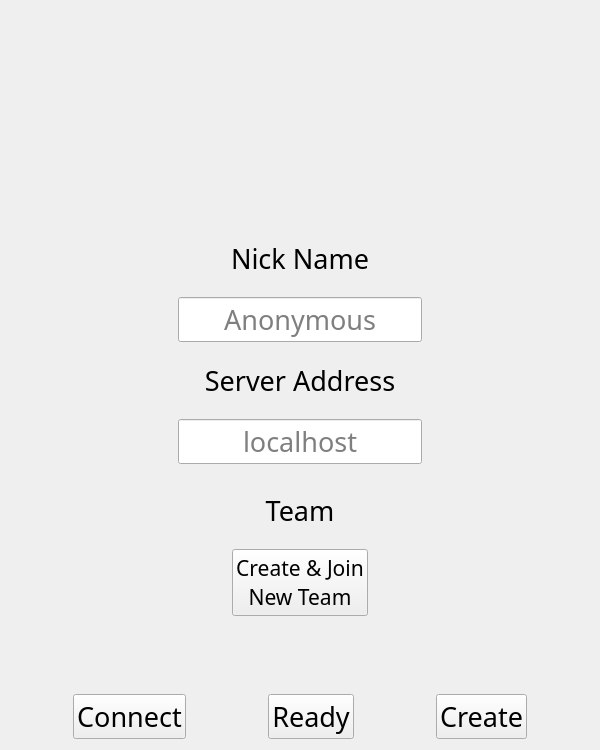
Above: src/startWindow/startWindow.ui from Generals-OI/Generals.OI before the change. Below: the same form after it.
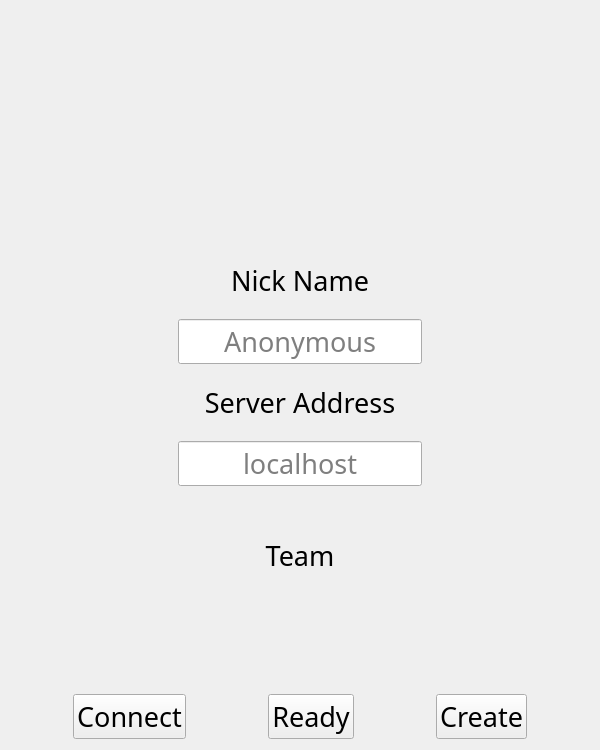
That is the form after the change. Icons and pictures are not drawn.

Diff of the .ui file:
```diff
--- a/src/startWindow/startWindow.ui
+++ b/src/startWindow/startWindow.ui
@@ -12,8 +12,8 @@
   </property>
   <property name="minimumSize">
    <size>
-    <width>600</width>
-    <height>750</height>
+    <width>0</width>
+    <height>0</height>
    </size>
   </property>
   <property name="font">
@@ -271,21 +271,6 @@
          </property>
         </spacer>
        </item>
-       <item>
-        <widget class="QPushButton" name="pbNewTeam">
-         <property name="font">
-          <font>
-           <family>Quicksand Regular</family>
-           <pointsize>16</pointsize>
-           <stylestrategy>PreferAntialias</stylestrategy>
-          </font>
-         </property>
-         <property name="text">
-          <string>Create &amp;&amp; Join
-New Team</string>
-         </property>
-        </widget>
-       </item>
        <item>
         <spacer name="hsTeam2">
          <property name="orientation">
```
